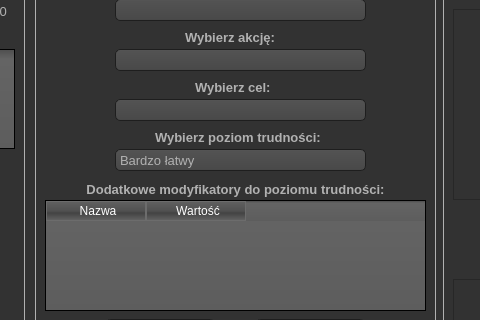
Above: calculator.ui from KJarzyna/OmniMGIII before the change; both pictures show x 176 to 656 and y 100 to 420 of the 983 by 676 pixel window. Below: the same form after it.
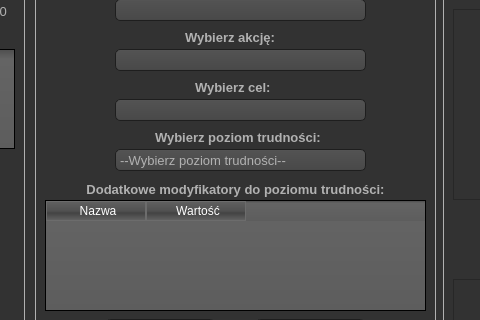
That is the form after the change. Icons and pictures are not drawn.

Diff of the .ui file:
```diff
--- a/calculator.ui
+++ b/calculator.ui
@@ -670,6 +670,11 @@
       <pointsize>10</pointsize>
      </font>
     </property>
+    <item>
+     <property name="text">
+      <string>--Wybierz poziom trudności--</string>
+     </property>
+    </item>
     <item>
      <property name="text">
       <string>Bardzo łatwy</string>
```
